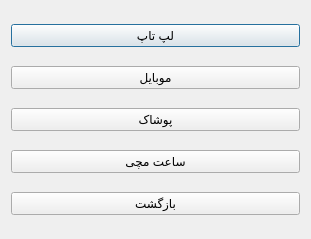
Above: menu/add_product.ui from AP-projects-4001/alsa before the change. Below: the same form after it.
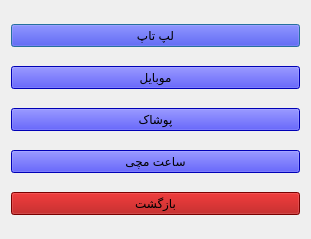
That is the form after the change.

Diff of the .ui file:
```diff
--- a/menu/add_product.ui
+++ b/menu/add_product.ui
@@ -28,6 +28,10 @@
   <layout class="QVBoxLayout" name="verticalLayout">
    <item>
     <widget class="QPushButton" name="pushButton_4">
+     <property name="styleSheet">
+      <string notr="true">background-color: rgb(0, 0, 255);
+color: rgb(0, 0, 0);</string>
+     </property>
      <property name="text">
       <string>لپ تاپ</string>
      </property>
@@ -35,6 +39,10 @@
    </item>
    <item>
     <widget class="QPushButton" name="pushButton_5">
+     <property name="styleSheet">
+      <string notr="true">background-color: rgb(0, 0, 255);
+color: rgb(0, 0, 0);</string>
+     </property>
      <property name="text">
       <string>موبایل</string>
      </property>
@@ -42,6 +50,10 @@
    </item>
    <item>
     <widget class="QPushButton" name="pushButton">
+     <property name="styleSheet">
+      <string notr="true">background-color: rgb(0, 0, 255);
+color: rgb(0, 0, 0);</string>
+     </property>
      <property name="text">
       <string>پوشاک</string>
      </property>
@@ -49,6 +61,10 @@
    </item>
    <item>
     <widget class="QPushButton" name="pushButton_2">
+     <property name="styleSheet">
+      <string notr="true">background-color: rgb(0, 0, 255);
+color: rgb(0, 0, 0);</string>
+     </property>
      <property name="text">
       <string>ساعت مچی</string>
      </property>
@@ -56,6 +72,10 @@
    </item>
    <item>
     <widget class="QPushButton" name="pushButton_3">
+     <property name="styleSheet">
+      <string notr="true">background-color: rgb(170, 0, 0);
+color: rgb(0, 0, 0);</string>
+     </property>
      <property name="text">
       <string>بازگشت</string>
      </property>
```
